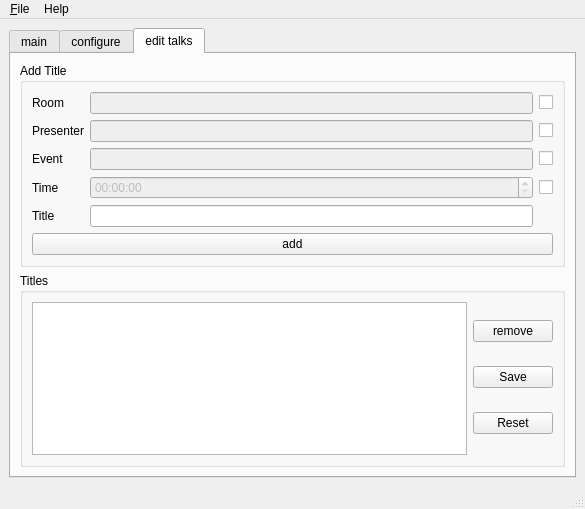
First picture: the form in src/forms/freeseer_ui_qt.ui, repository Freeseer/freeseer, before the edit.
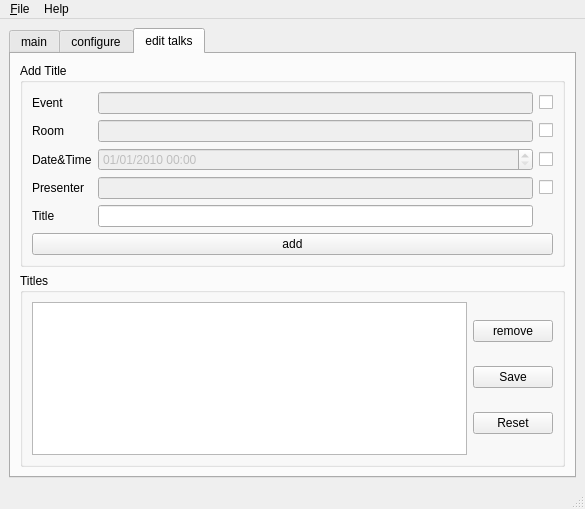
Second picture: the form after the edit. The open tabs and pages were chosen to show the change. Icons and pictures are not drawn.

Commit message: some adjustements on the order of the widgets

What changed in the file:
```diff
--- a/src/forms/freeseer_ui_qt.ui
+++ b/src/forms/freeseer_ui_qt.ui
@@ -572,7 +572,7 @@
           <layout class="QVBoxLayout" name="verticalLayout_3">
            <item>
             <layout class="QGridLayout" name="gridLayout_2">
-             <item row="1" column="0">
+             <item row="4" column="0">
               <widget class="QLabel" name="label">
                <property name="text">
                 <string>Room</string>
@@ -582,27 +582,14 @@
                </property>
               </widget>
              </item>
-             <item row="1" column="1">
-              <widget class="QLineEdit" name="roomEdit">
-               <property name="enabled">
-                <bool>false</bool>
-               </property>
-               <property name="inputMask">
-                <string/>
-               </property>
-              </widget>
-             </item>
-             <item row="1" column="2">
+             <item row="4" column="2">
               <widget class="QCheckBox" name="checkBox_2">
                <property name="text">
                 <string/>
                </property>
               </widget>
              </item>
-             <item row="5" column="1">
-              <widget class="QLineEdit" name="titleEdit"/>
-             </item>
-             <item row="5" column="0">
+             <item row="9" column="0">
               <widget class="QLabel" name="label_3">
                <property name="text">
                 <string>Title</string>
@@ -612,7 +599,7 @@
                </property>
               </widget>
              </item>
-             <item row="2" column="0">
+             <item row="6" column="0">
               <widget class="QLabel" name="label_4">
                <property name="text">
                 <string>Presenter</string>
@@ -622,65 +609,101 @@
                </property>
               </widget>
              </item>
-             <item row="2" column="1">
-              <widget class="QLineEdit" name="presenterEdit">
-               <property name="enabled">
-                <bool>false</bool>
-               </property>
-               <property name="inputMask">
-                <string/>
-               </property>
-              </widget>
-             </item>
-             <item row="2" column="2">
-              <widget class="QCheckBox" name="checkBox_3">
-               <property name="text">
-                <string/>
-               </property>
-              </widget>
-             </item>
-             <item row="3" column="0">
+             <item row="1" column="0">
               <widget class="QLabel" name="label_7">
                <property name="text">
                 <string>Event</string>
                </property>
               </widget>
              </item>
-             <item row="3" column="1">
-              <widget class="QLineEdit" name="eventEdit">
-               <property name="enabled">
-                <bool>false</bool>
+             <item row="1" column="2">
+              <widget class="QCheckBox" name="checkBox">
+               <property name="text">
+                <string/>
                </property>
               </widget>
              </item>
-             <item row="4" column="0">
+             <item row="5" column="0">
               <widget class="QLabel" name="label_8">
                <property name="text">
-                <string>Time</string>
+                <string>Date&amp;Time</string>
                </property>
               </widget>
              </item>
              <item row="4" column="1">
-              <widget class="QTimeEdit" name="timeEdit">
+              <widget class="QLineEdit" name="roomEdit">
                <property name="enabled">
                 <bool>false</bool>
                </property>
+               <property name="inputMask">
+                <string/>
+               </property>
               </widget>
              </item>
-             <item row="3" column="2">
-              <widget class="QCheckBox" name="checkBox">
-               <property name="text">
+             <item row="9" column="1">
+              <widget class="QLineEdit" name="titleEdit"/>
+             </item>
+             <item row="6" column="1">
+              <widget class="QLineEdit" name="presenterEdit">
+               <property name="enabled">
+                <bool>false</bool>
+               </property>
+               <property name="inputMask">
                 <string/>
                </property>
               </widget>
              </item>
-             <item row="4" column="2">
+             <item row="1" column="1">
+              <widget class="QLineEdit" name="eventEdit">
+               <property name="enabled">
+                <bool>false</bool>
+               </property>
+              </widget>
+             </item>
+             <item row="5" column="1">
+              <widget class="QDateTimeEdit" name="dateTimeEdit">
+               <property name="enabled">
+                <bool>false</bool>
+               </property>
+               <property name="dateTime">
+                <datetime>
+                 <hour>0</hour>
+                 <minute>0</minute>
+                 <second>0</second>
+                 <year>2010</year>
+                 <month>1</month>
+                 <day>1</day>
+                </datetime>
+               </property>
+               <property name="maximumTime">
+                <time>
+                 <hour>21</hour>
+                 <minute>59</minute>
+                 <second>59</second>
+                </time>
+               </property>
+               <property name="displayFormat">
+                <string>MM/dd/yyyy hh:mm </string>
+               </property>
+               <property name="timeSpec">
+                <enum>Qt::LocalTime</enum>
+               </property>
+              </widget>
+             </item>
+             <item row="5" column="2">
               <widget class="QCheckBox" name="checkBox_4">
                <property name="text">
                 <string/>
                </property>
               </widget>
              </item>
+             <item row="6" column="2">
+              <widget class="QCheckBox" name="checkBox_3">
+               <property name="text">
+                <string/>
+               </property>
+              </widget>
+             </item>
             </layout>
            </item>
            <item>
```
Left out of the diff: 68 changed lines with no effect on the pictures.
